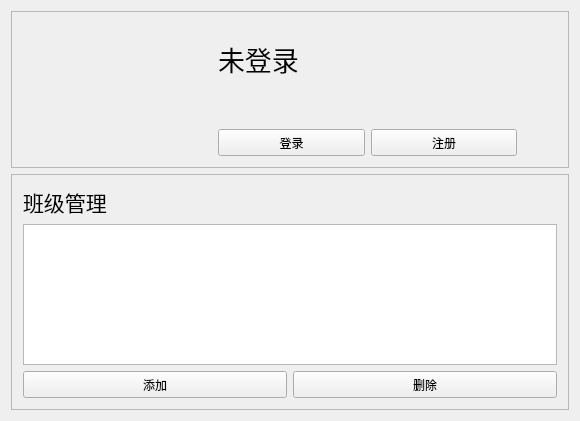
Old version of the form ClassTopLand/src/CloudSettingsTab/CloudSettingsTab.ui in the repository Aero80wd/ClassTopLand.
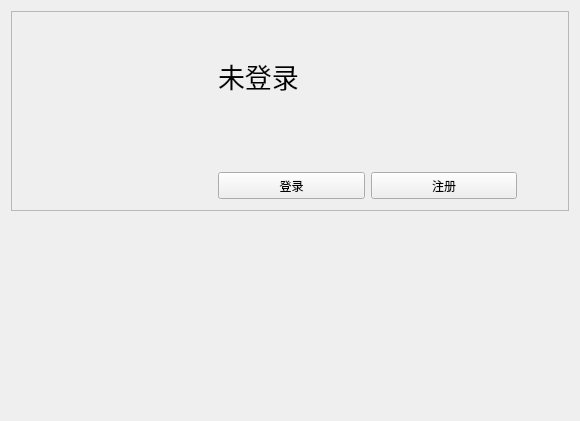
New version of the form.

Patch:
```diff
--- a/ClassTopLand/src/CloudSettingsTab/CloudSettingsTab.ui
+++ b/ClassTopLand/src/CloudSettingsTab/CloudSettingsTab.ui
@@ -16,7 +16,7 @@
   <property name="styleSheet">
    <string notr="true"/>
   </property>
-  <layout class="QVBoxLayout" name="verticalLayout" stretch="2,3">
+  <layout class="QVBoxLayout" name="verticalLayout" stretch="0,0">
    <item>
     <widget class="QFrame" name="userCard">
      <property name="styleSheet">
@@ -122,61 +122,17 @@
     </widget>
    </item>
    <item>
-    <widget class="QFrame" name="classCard">
-     <property name="frameShape">
-      <enum>QFrame::Shape::StyledPanel</enum>
+    <spacer name="verticalSpacer">
+     <property name="orientation">
+      <enum>Qt::Orientation::Vertical</enum>
      </property>
-     <property name="frameShadow">
-      <enum>QFrame::Shadow::Raised</enum>
+     <property name="sizeHint" stdset="0">
+      <size>
+       <width>20</width>
+       <height>40</height>
+      </size>
      </property>
-     <layout class="QVBoxLayout" name="verticalLayout_3">
-      <item>
-       <widget class="QLabel" name="label">
-        <property name="font">
-         <font>
-          <pointsize>16</pointsize>
-         </font>
-        </property>
-        <property name="text">
-         <string>班级管理</string>
-        </property>
-       </widget>
-      </item>
-      <item>
-       <widget class="QListWidget" name="classWidget"/>
-      </item>
-      <item>
-       <layout class="QHBoxLayout" name="horizontalLayout_3">
-        <item>
-         <widget class="QPushButton" name="addClass">
-          <property name="minimumSize">
-           <size>
-            <width>0</width>
-            <height>27</height>
-           </size>
-          </property>
-          <property name="text">
-           <string>添加</string>
-          </property>
-         </widget>
-        </item>
-        <item>
-         <widget class="QPushButton" name="deleteClass">
-          <property name="minimumSize">
-           <size>
-            <width>0</width>
-            <height>27</height>
-           </size>
-          </property>
-          <property name="text">
-           <string>删除</string>
-          </property>
-         </widget>
-        </item>
-       </layout>
-      </item>
-     </layout>
-    </widget>
+    </spacer>
    </item>
   </layout>
  </widget>
```
